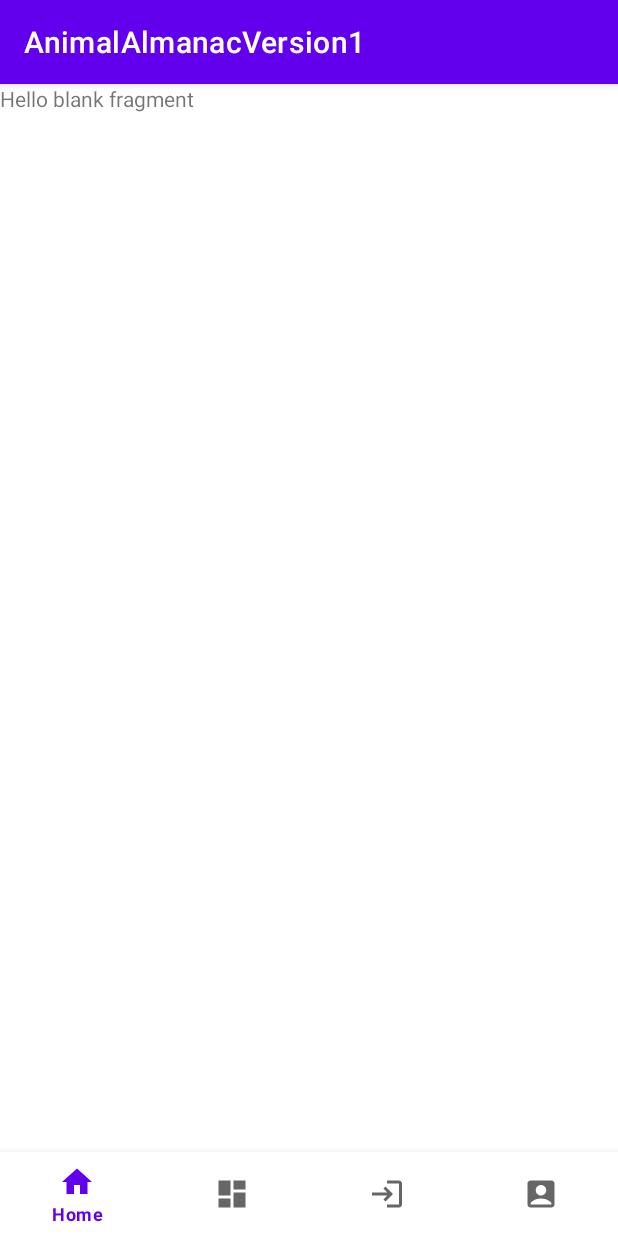
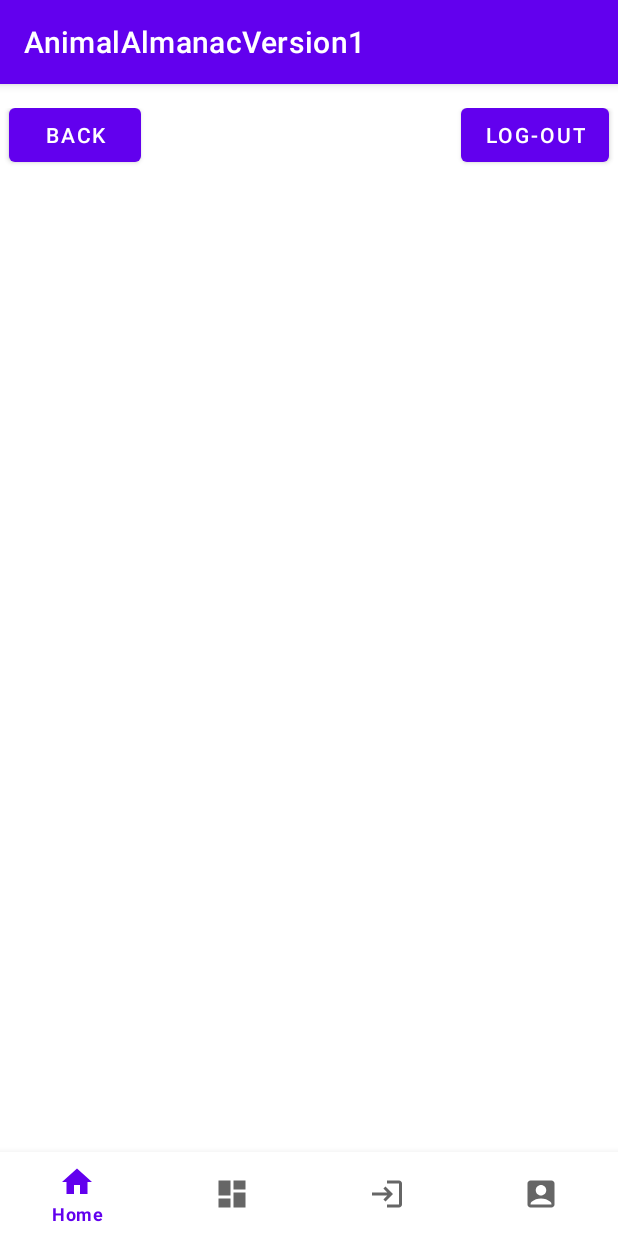
Before and after one commit to Oscar-Mallen/AnimalAlmanacVersion1, an Android app: the SavedFragment screen opened through its navigation route, on a phone screen of 412 x 824 dp. Run offline under Robolectric (Android 15) with nearby library versions, the phone set to English and light mode, and no system bars; our stand-ins replace navigation-ui.

Commit message:
listeners and navgraphs for buttons on saved page

```diff
--- a/app/src/main/java/com/example/animalalmanacversion1/SavedFragment.java
+++ b/app/src/main/java/com/example/animalalmanacversion1/SavedFragment.java
@@ -3,10 +3,13 @@ package com.example.animalalmanacversion1;
 import android.os.Bundle;
 
 import androidx.fragment.app.Fragment;
+import androidx.navigation.NavController;
+import androidx.navigation.Navigation;
 
 import android.view.LayoutInflater;
 import android.view.View;
 import android.view.ViewGroup;
+import android.widget.Button;
 
 /**
  * A simple {@link Fragment} subclass.
@@ -56,9 +59,32 @@ public class SavedFragment extends Fragment {
     }
 
     @Override
-    public View onCreateView(LayoutInflater inflater, ViewGroup container,
-                             Bundle savedInstanceState) {
-        // Inflate the layout for this fragment
-        return inflater.inflate(R.layout.fragment_saved, container, false);
+    public View onCreateView(LayoutInflater inflater, ViewGroup container, Bundle savedInstanceState) {
+        // inflate fragment layout
+        View rootView = inflater.inflate(R.layout.fragment_saved, container, false);
+
+        NavController navController = Navigation.findNavController(getActivity(), R.id.nav_host_fragment);
+
+        Button navigateToHomeButton = rootView.findViewById(R.id.navigateToHomeButton);
+        navigateToHomeButton.setOnClickListener(new View.OnClickListener() {
+            @Override
+            public void onClick(View v) {
+                // Navigate to HomeFragment using the action defined in the nav graph
+                navController.navigate(R.id.action_savedFragment_to_homeFragment);
+            }
+        });
+
+        Button logoutButton = rootView.findViewById(R.id.logoutbutton);
+        logoutButton.setOnClickListener(new View.OnClickListener() {
+            @Override
+            public void onClick(View v) {
+                // Navigate to LoginFragment (Log-Out action)
+                navController.navigate(R.id.action_savedFragment_to_loginFragment);
+            }
+        });
+
+        // Return the inflated root view
+        return rootView;
     }
+
 }
--- a/app/src/main/res/layout/fragment_saved.xml
+++ b/app/src/main/res/layout/fragment_saved.xml
@@ -5,10 +5,32 @@
     android:layout_height="match_parent"
     tools:context=".SavedFragment">
 
-    <!-- TODO: Update blank fragment layout -->
-    <TextView
+    <RelativeLayout
         android:layout_width="match_parent"
-        android:layout_height="match_parent"
-        android:text="@string/hello_blank_fragment" />
+        android:layout_height="60dp"
+        android:layout_marginTop="16dp">
+
+        <Button
+            android:id="@+id/navigateToHomeButton"
+            android:layout_width="wrap_content"
+            android:layout_height="wrap_content"
+            android:layout_alignParentStart="true"
+            android:layout_alignParentTop="true"
+            android:layout_marginTop="-6dp"
+            android:layout_marginLeft="6dp"
+            android:layout_marginBottom="3dp"
+            android:text="Back" />
+
+        <Button
+            android:id="@+id/logoutbutton"
+            android:layout_width="wrap_content"
+            android:layout_height="wrap_content"
+            android:layout_alignParentTop="true"
+            android:layout_alignParentEnd="true"
+            android:layout_marginTop="-6dp"
+            android:layout_marginRight="6dp"
+            android:layout_marginBottom="3dp"
+            android:text="Log-Out" />
+    </RelativeLayout>
 
 </FrameLayout>
--- a/app/src/main/res/navigation/nav_graph.xml
+++ b/app/src/main/res/navigation/nav_graph.xml
@@ -25,7 +25,7 @@
     <fragment
         android:id="@+id/homeFragment"
         android:name="com.example.animalalmanacversion1.HomeFragment"
-        android:label="SignUpFragment" >
+        android:label="HomeFragment" >
         <action
             android:id="@+id/action_homeFragment_to_animalDetailFragment"
             app:destination="@id/animalDetailFragment" />
@@ -44,10 +44,16 @@
         android:id="@+id/savedFragment"
         android:name="com.example.animalalmanacversion1.SavedFragment"
         android:label="SavedFragment"
-        tools:layout="@layout/fragment_saved" />
-    <action
-        android:id="@+id/action_savedFragment_to_homeFragment"
-        app:destination="@id/homeFragment" />
+        tools:layout="@layout/fragment_saved">
+        <action
+            android:id="@+id/action_savedFragment_to_loginFragment"
+            app:destination="@id/loginFragment" />
+        <action
+            android:id="@+id/action_savedFragment_to_homeFragment"
+            app:destination="@id/homeFragment" />
+    </fragment>
+
+
 
 
     <!-- Add additional fragment definitions here -->
```
